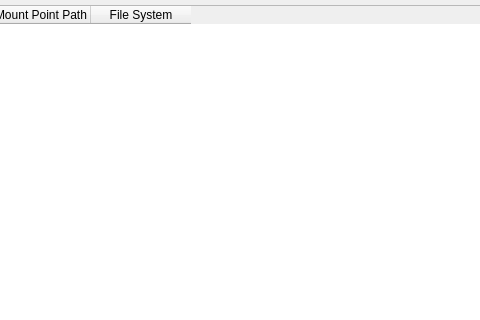
First picture: the form in src/cryfs-gui.ui, repository mhogomchungu/cryfs-gui, before the edit; both pictures show x 115 to 595 and y 0 to 320 of the 910 by 477 pixel window.
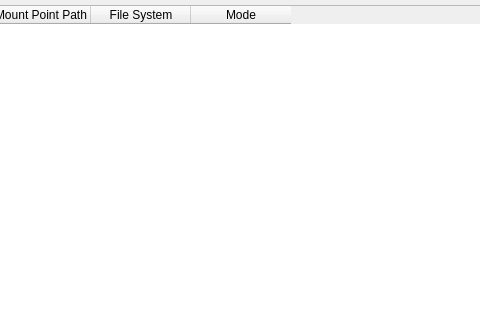
Second picture: the form after the edit. Icons and pictures are not drawn.

Commit message: add a file in the main GUI to indicate if a volume was opened in "read only" mode or in "read/write" mode

Diff of the .ui file:
```diff
--- a/src/cryfs-gui.ui
+++ b/src/cryfs-gui.ui
@@ -74,6 +74,14 @@
           <set>AlignCenter</set>
          </property>
         </column>
+        <column>
+         <property name="text">
+          <string>Mode</string>
+         </property>
+         <property name="textAlignment">
+          <set>AlignCenter</set>
+         </property>
+        </column>
        </widget>
       </item>
       <item>
```
The commit also changes 4 other files.
